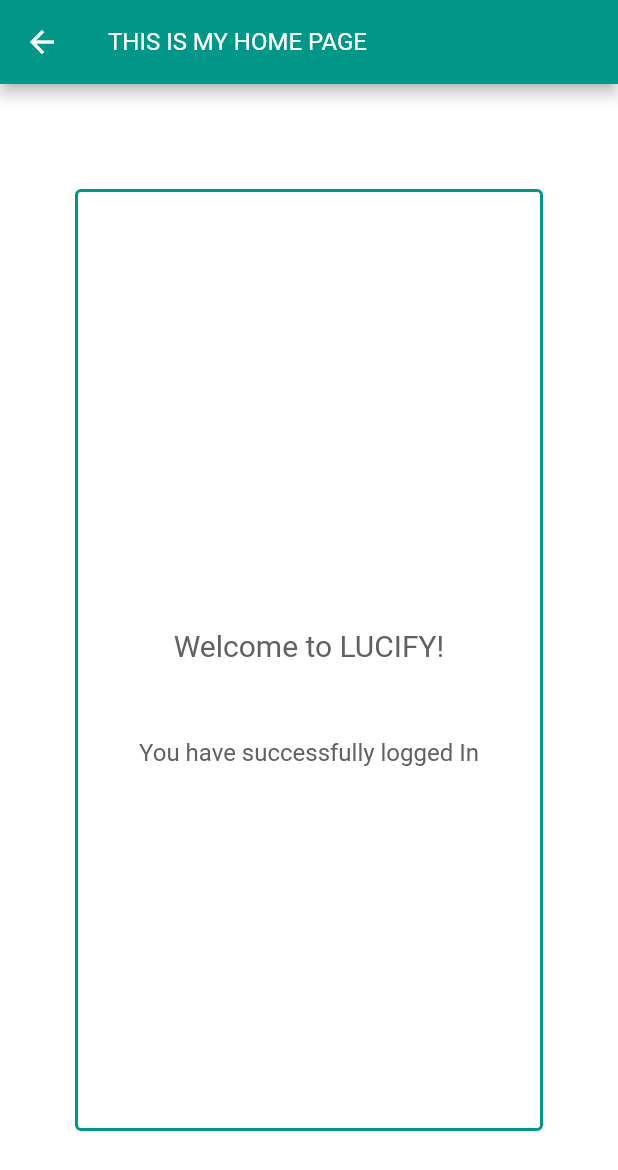
After one commit to lucynaaleksandra/flutter_login, a Flutter app: the MyHomePage screen opened by its route, on a phone screen of 412 x 824 dp. The commit adds this screen. Shown: the top 1170 px of the screen. Run offline on Flutter 3.47's test engine with Material 2 defaults, Android fonts, the phone set to English and light mode, and no system bars.

Commit message:
added route to login

```diff
--- a/lib/forgot_password.dart
+++ b/lib/forgot_password.dart
@@ -11,7 +11,7 @@ class ForgotPassword extends StatelessWidget {
           'Forgot your password?',
           style: TextStyle(
             fontWeight: FontWeight.w400,
-            fontSize: 14.0,
+            fontSize: 13.0,
             fontFamily: 'Roboto',
             color: Colors.grey[600],
           ),
--- /dev/null
+++ b/lib/home_page.dart
@@ -0,0 +1,69 @@
+import 'package:flutter/material.dart';
+
+class MyHomePage extends StatelessWidget {
+  @override
+  Widget build(BuildContext context) {
+    return Scaffold(
+      backgroundColor: Colors.white,
+      appBar: AppBar(
+        backgroundColor: Colors.teal,
+        // color: Colors.teal,
+        title: Text(
+          'THIS IS MY HOME PAGE',
+          style: TextStyle(
+            fontWeight: FontWeight.w400,
+            fontSize: 16.0,
+            fontFamily: 'Roboto',
+            color: Colors.white,
+          ),
+        ),
+      ),
+      body: Container(
+        decoration: BoxDecoration(
+          borderRadius: BorderRadius.circular(4),
+          border: Border.all(
+            color: Colors.teal[500],
+            width: 2,
+          ),
+        ),
+        margin: EdgeInsets.symmetric(
+          horizontal: 50,
+          vertical: 70,
+        ),
+        width: double.infinity,
+        child: new Column(
+          mainAxisAlignment: MainAxisAlignment.center,
+          crossAxisAlignment: CrossAxisAlignment.center,
+          children: <Widget>[
+            new Container(
+              padding: const EdgeInsets.symmetric(
+                horizontal: 50,
+                vertical: 50,
+              ),
+              child: Text(
+                'Welcome to LUCIFY!',
+                style: TextStyle(
+                  fontWeight: FontWeight.w400,
+                  fontSize: 20.0,
+                  fontFamily: 'Roboto',
+                  color: Colors.grey[700],
+                ),
+              ),
+            ),
+            new Container(
+              child: Text(
+                'You have successfully logged In',
+                style: TextStyle(
+                  fontWeight: FontWeight.w400,
+                  fontSize: 16.0,
+                  fontFamily: 'Roboto',
+                  color: Colors.grey[700],
+                ),
+              ),
+            ),
+          ],
+        ),
+      ),
+    );
+  }
+}
--- a/lib/main.dart
+++ b/lib/main.dart
@@ -1,16 +1,19 @@
 import 'package:flutter/material.dart';
 import './sign_in_page.dart';
 import './sign_up_page.dart';
-// import './sign_in_page.dart';
+import './home_page.dart';
 
 class MyApp extends StatelessWidget {
   @override
   Widget build(BuildContext context) {
     return new MaterialApp(
+      initialRoute: '/',
       debugShowCheckedModeBanner: false,
       routes: <String, WidgetBuilder>{
         '/sign_up': (BuildContext context) => new SignUpPage(),
         '/sign_in': (BuildContext context) => new SignInPage(),
+        '/login_home': (BuildContext context) => new MyHomePage(),
+        '/home_page': (BuildContext context) => new MyHomePage(),
       },
       home: new SignInPage(),
     );
--- a/lib/member.dart
+++ b/lib/member.dart
@@ -2,7 +2,7 @@ import 'package:flutter/material.dart';
 import './sign_in_page.dart';
 
 class AlreadyMember extends StatelessWidget {
-  void selectHomePage(BuildContext ctx) {
+  void selectSignInPage(BuildContext ctx) {
     Navigator.of(ctx).push(
       MaterialPageRoute(builder: (_) {
         return SignInPage();
@@ -13,7 +13,7 @@ class AlreadyMember extends StatelessWidget {
   @override
   Widget build(BuildContext context) {
     return new InkWell(
-      onTap: () => selectHomePage(context),
+      onTap: () => selectSignInPage(context),
       child: Row(
         mainAxisAlignment: MainAxisAlignment.center,
         children: <Widget>[
```
Also changed, not shown: lib/extensions/hover_ext.dart (added, +15 -0 lines), lib/form.dart (deleted, +0 -43 lines), lib/login_button.dart (+16 -2 lines), lib/sign_up_button.dart (+18 -11 lines), 1 other file.
